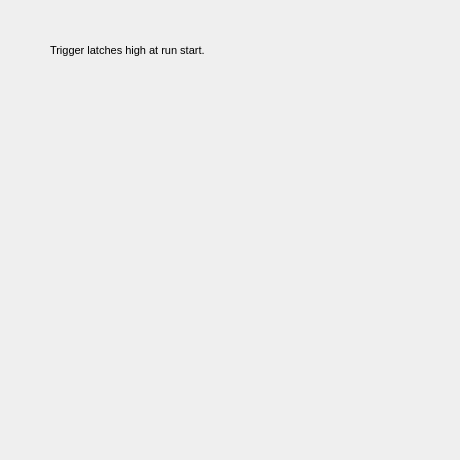
billkarsh/SpikeGLX, file Forms/TrigImmedPanel.ui: the form before one commit.
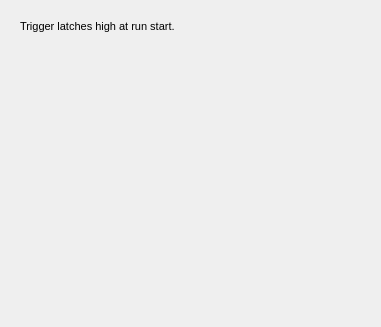
The form after the commit.

Diff of the .ui file:
```diff
--- a/Forms/TrigImmedPanel.ui
+++ b/Forms/TrigImmedPanel.ui
@@ -6,21 +6,30 @@
    <rect>
     <x>0</x>
     <y>0</y>
-    <width>460</width>
-    <height>460</height>
+    <width>381</width>
+    <height>327</height>
    </rect>
   </property>
   <property name="windowTitle">
    <string>Form</string>
   </property>
+  <layout class="QGridLayout" name="gridLayout">
+   <property name="leftMargin">
+    <number>20</number>
+   </property>
+   <property name="topMargin">
+    <number>20</number>
+   </property>
+   <property name="rightMargin">
+    <number>20</number>
+   </property>
+   <item row="0" column="0">
   <widget class="QLabel" name="label">
-   <property name="geometry">
-    <rect>
-     <x>50</x>
-     <y>40</y>
-     <width>351</width>
-     <height>20</height>
-    </rect>
+     <property name="sizePolicy">
+      <sizepolicy hsizetype="Expanding" vsizetype="Preferred">
+       <horstretch>0</horstretch>
+       <verstretch>0</verstretch>
+      </sizepolicy>
    </property>
    <property name="font">
     <font>
@@ -31,6 +40,21 @@
     <string>Trigger latches high at run start.</string>
    </property>
   </widget>
+   </item>
+   <item row="1" column="0">
+    <spacer name="verticalSpacer">
+     <property name="orientation">
+      <enum>Qt::Vertical</enum>
+     </property>
+     <property name="sizeHint" stdset="0">
+      <size>
+       <width>20</width>
+       <height>256</height>
+      </size>
+     </property>
+    </spacer>
+   </item>
+  </layout>
  </widget>
  <resources/>
  <connections/>
```
Lines whose indentation alone changed are shown as unchanged.
